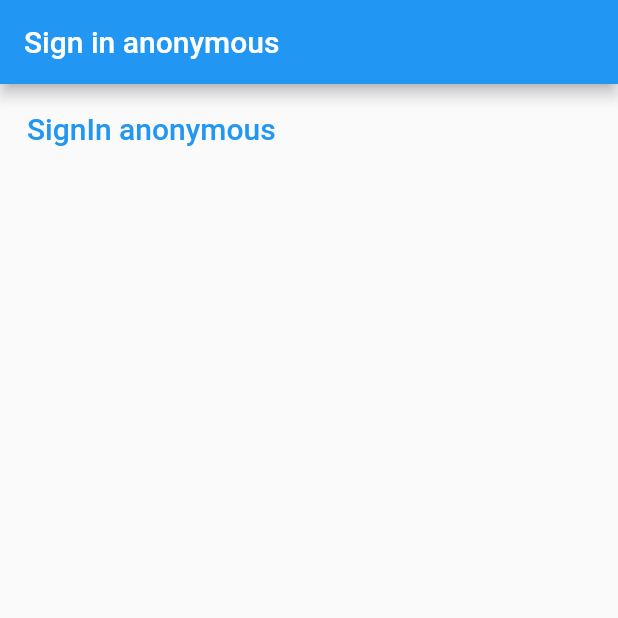
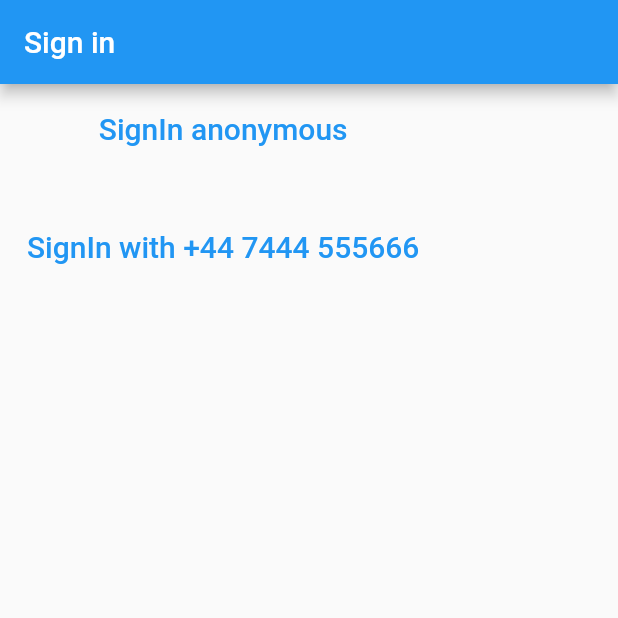
Before and after one commit to amitabhleo/flutterfire, a Flutter app: the screen it shows after launch, on a phone screen of 412 x 824 dp, the top half of it. Run offline on Flutter 3.47's test engine with Material 2 defaults, Android fonts, the light colour scheme and no system bars; our stand-ins replace cloud_firestore, firebase_auth, firebase_core, firebase_storage, image_picker; accounts and stored records are empty.

Commit message:
changed to amitabhleo

```diff
--- a/flutterfire1/lib/main.dart
+++ b/flutterfire1/lib/main.dart
@@ -2,6 +2,7 @@ import 'package:cloud_firestore/cloud_firestore.dart';
 import 'package:flutter/cupertino.dart';
 import 'package:flutter/material.dart';
 import 'package:firebase_core/firebase_core.dart';
+import 'package:flutterfire1/screens/profile.dart';
 import 'package:flutterfire1/screens/sign-in.dart';
 
 void main() async {
@@ -22,6 +23,7 @@ class MyApp extends StatelessWidget {
       //home: HomePage(),
       //testing anonymous
       home: SignIn(),
+      //home: Profile(),
     );
   }
 }
--- a/flutterfire1/lib/screens/sign-in.dart
+++ b/flutterfire1/lib/screens/sign-in.dart
@@ -8,9 +8,11 @@ class SignIn extends StatelessWidget {
     return Material(
       child: Scaffold(
         appBar: AppBar(
-          title: Text('Sign in anonymous'),
+          title: Text('Sign in '),
         ),
-        body: TextButton(
+        body: Column(
+          children: [
+            TextButton(
               onPressed: () {
                 _authSer.signInAnony();
               },
@@ -22,6 +24,23 @@ class SignIn extends StatelessWidget {
                 ),
               ),
             ),
+            SizedBox(
+              height: 20.0,
+            ),
+            TextButton(
+              onPressed: () {
+                _authSer.signInPhone("+44 7444 555666");
+              },
+              child: Padding(
+                padding: const EdgeInsets.all(10.0),
+                child: Text(
+                  'SignIn with +44 7444 555666',
+                  style: TextStyle(fontSize: 20.0),
+                ),
+              ),
+            ),
+          ],
+        ),
       ),
     );
   }
--- a/flutterfire1/pubspec.yaml
+++ b/flutterfire1/pubspec.yaml
@@ -31,6 +31,8 @@ dependencies:
   firebase_core: ^1.2.0
   cloud_firestore: ^2.2.0
   firebase_auth: ^1.2.0
+  firebase_storage: ^8.1.0
+  image_picker: ^0.7.5+3
 
 dev_dependencies:
   flutter_test:
```
Also changed, not shown: flutterfire1/lib/screens/profile.dart (added, +101 -0 lines), flutterfire1/lib/services/authService.dart (+49 -1 lines), flutterfire1/pubspec.lock, 2 other files. Lines whose indentation alone changed are shown as unchanged.
